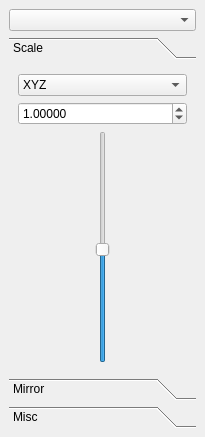
Above: src/ui/TransformDock.ui from Warzone2100/WMIT before the change. Below: the same form after it.
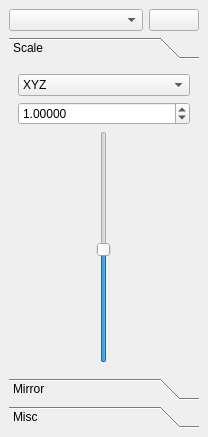
That is the form after the change.

Commit message: Add "Remove mesh" button and logic

Patch:
```diff
--- a/src/ui/TransformDock.ui
+++ b/src/ui/TransformDock.ui
@@ -6,13 +6,13 @@
    <rect>
     <x>0</x>
     <y>0</y>
-    <width>205</width>
+    <width>208</width>
     <height>437</height>
    </rect>
   </property>
   <property name="minimumSize">
    <size>
-    <width>170</width>
+    <width>208</width>
     <height>275</height>
    </size>
   </property>
@@ -28,7 +28,21 @@
   <widget class="QWidget" name="dockWidgetContents">
    <layout class="QVBoxLayout" name="verticalLayout">
     <item>
-     <widget class="QComboBox" name="cbMeshIdx"/>
+     <layout class="QHBoxLayout" name="horizontalLayout">
+      <item>
+       <widget class="QComboBox" name="cbMeshIdx"/>
+      </item>
+      <item>
+       <widget class="QPushButton" name="pbRemoveMesh">
+        <property name="maximumSize">
+         <size>
+          <width>50</width>
+          <height>16777215</height>
+         </size>
+        </property>
+       </widget>
+      </item>
+     </layout>
     </item>
     <item>
      <widget class="QToolBox" name="toolBox">
@@ -40,8 +54,8 @@
         <rect>
          <x>0</x>
          <y>0</y>
-         <width>187</width>
-         <height>268</height>
+         <width>190</width>
+         <height>266</height>
         </rect>
        </property>
        <attribute name="label">
```
Left out of the diff: 8 changed lines with no effect on the pictures. The commit also changes 5 other files.
